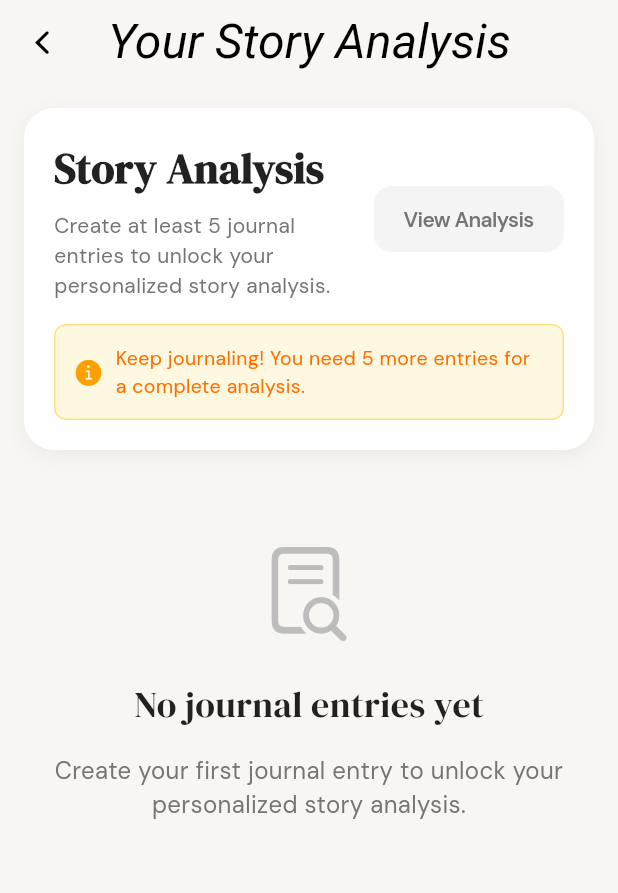
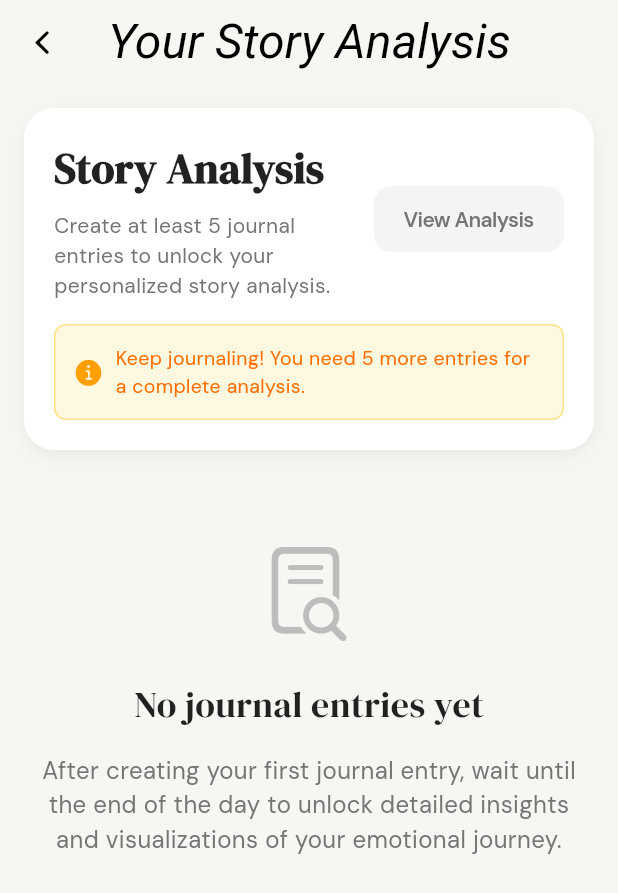
Before and after one commit to Shrit1401/Daydream, a Flutter app: the AnalysisPage screen opened directly, on a phone screen of 412 x 824 dp. Shown: the top 893 px of the screen. Run offline on Flutter 3.47's test engine with Material 3 defaults, Android fonts, the light colour scheme and no system bars; our stand-ins replace firebase_auth, firebase_core, fl_chart, google_fonts, hive, hive_flutter; missing offline and left inert: flutter_quill; accounts and stored records are empty.

Commit message:
trying other AI models

```diff
--- a/lib/pages/analysis/analysis_page.dart
+++ b/lib/pages/analysis/analysis_page.dart
@@ -787,7 +787,7 @@ class _AnalysisPageState extends State<AnalysisPage>
                     ),
                     const SizedBox(height: 16),
                     Text(
-                      'Create your first journal entry to unlock your personalized story analysis.',
+                      'After creating your first journal entry, wait until the end of the day to unlock detailed insights and visualizations of your emotional journey.',
                       textAlign: TextAlign.center,
                       style: GoogleFonts.dmSans(
                         fontSize: 16,
--- a/lib/utils/ai/ai_story.dart
+++ b/lib/utils/ai/ai_story.dart
@@ -120,8 +120,7 @@ Then provide your usual friendly response after the JSON.''';
     return Note(
       date: note.date,
       content: generatedContent,
-      plainContent:
-          'Generated story for ${DateFormat('MMM d, yyyy').format(note.date)}',
+      plainContent: analysis['reflect'],
       id: note.id,
       isGenerated: true,
       tags: List<String>.from(analysis['tags']),
--- a/pubspec.yaml
+++ b/pubspec.yaml
@@ -45,7 +45,6 @@ dependencies:
   hive_flutter: ^1.1.0
   http: ^1.4.0
   fl_chart: ^0.65.0
-
 dev_dependencies:
   flutter_test:
     sdk: flutter
```
Also changed, not shown: 2 other files.
